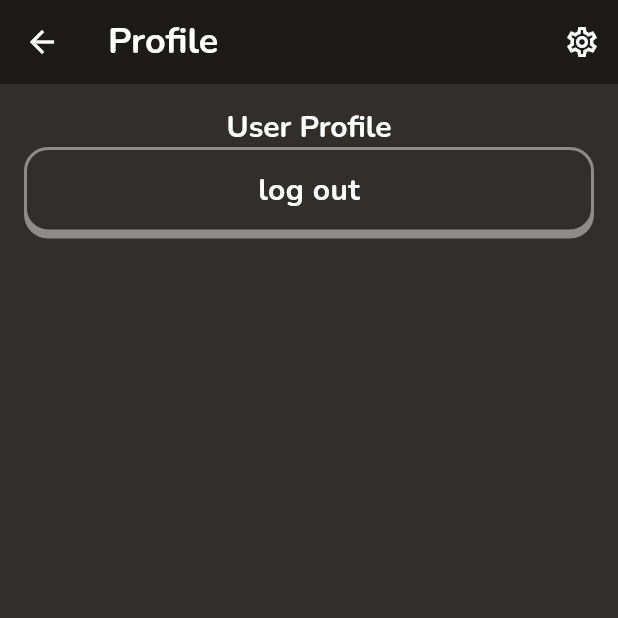
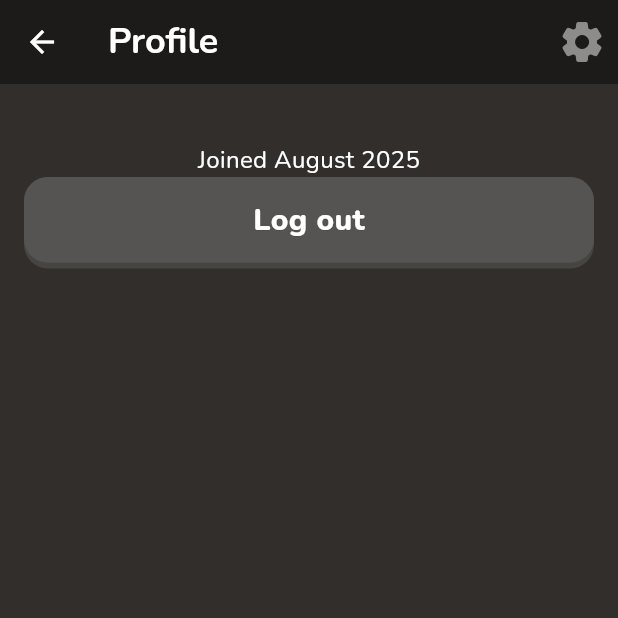
Before and after one commit to louisnfr/chesstrainer, a Flutter app: the ProfilePage screen opened directly, on a phone screen of 412 x 824 dp, the top half of it. Run offline on Flutter 3.47's test engine with Material 3 defaults, Android fonts, the phone set to English and light mode, and no system bars; our stand-ins replace cloud_firestore, fast_immutable_collections, firebase_auth, firebase_core, hooks_riverpod, material_symbols_icons and 1 more; missing offline and left inert: chessground, dartchess, gaimon; accounts and stored records are empty.

Commit message:
Add datetime to user & db

```diff
--- a/lib/modules/auth/providers/auth_providers.dart
+++ b/lib/modules/auth/providers/auth_providers.dart
@@ -61,7 +61,8 @@ class AuthNotifier extends AsyncNotifier<void> {
           uid: user.uid,
           email: user.email,
           displayName: user.email?.split('@').first ?? 'User',
-          isAnonymous: user.isAnonymous,
+          createdAt: DateTime.now(),
+          // isAnonymous: user.isAnonymous,
         );
 
         await ref.read(_userServiceProvider).createUser(userModel);
--- a/lib/modules/user/services/user_service.dart
+++ b/lib/modules/user/services/user_service.dart
@@ -5,10 +5,8 @@ class UserService {
   final FirebaseFirestore _firestore = FirebaseFirestore.instance;
 
   Future<void> createUser(UserModel user) async {
-    await _firestore.collection('users').doc(user.uid).set({
-      ...user.toMap(),
-      'createdAt': FieldValue.serverTimestamp(),
-    });
+    print('Creating user: ${user.createdAt}');
+    await _firestore.collection('users').doc(user.uid).set({...user.toMap()});
   }
 
   Future<UserModel?> getUser(String uid) async {
--- a/lib/pages/onboarding/onboarding_page.dart
+++ b/lib/pages/onboarding/onboarding_page.dart
@@ -68,12 +68,6 @@ class _OnboardingState extends State<Onboarding> {
                         if (context.mounted) {
                           Navigator.pop(context);
                         }
-
-                        // await ref
-                        //     .read(userNotifierProvider.notifier)
-                        //     .createUserProfile(
-                        //       displayName: _usernameController.text,
-                        //     );
                       },
                       child: const Text('Finish Onboarding'),
                     ),
--- a/lib/pages/profile/profile_page.dart
+++ b/lib/pages/profile/profile_page.dart
@@ -1,20 +1,33 @@
 import 'package:chesstrainer/modules/auth/providers/auth_providers.dart';
-import 'package:chesstrainer/ui/buttons/outline_button.dart';
+import 'package:chesstrainer/modules/user/providers/user_providers.dart';
+import 'package:chesstrainer/ui/buttons/secondary_button.dart';
 import 'package:chesstrainer/ui/layouts/page_layout.dart';
 import 'package:flutter/material.dart';
 import 'package:hooks_riverpod/hooks_riverpod.dart';
+import 'package:intl/intl.dart';
 
-class ProfilePage extends StatelessWidget {
+class ProfilePage extends ConsumerWidget {
   const ProfilePage({super.key});
 
   @override
-  Widget build(BuildContext context) {
+  Widget build(BuildContext context, WidgetRef ref) {
+    final theme = Theme.of(context);
+    final user = ref.watch(currentUserProvider);
+
+    final joinedDate = user?.createdAt != null
+        ? DateFormat('MMMM yyyy').format(user!.createdAt)
+        : 'Unknown';
+
     return Scaffold(
       appBar: AppBar(
         title: const Text('Profile'),
         actions: [
           IconButton(
-            icon: const Icon(Icons.settings_outlined),
+            icon: Icon(
+              Icons.settings_rounded,
+              color: theme.colorScheme.outline,
+              size: 32,
+            ),
             onPressed: () {},
           ),
         ],
@@ -22,20 +35,14 @@ class ProfilePage extends StatelessWidget {
       body: PageLayout(
         child: Column(
           children: [
-            Text(
-              'User Profile',
-              style: Theme.of(context).textTheme.headlineMedium,
-            ),
-            Consumer(
-              builder: (context, ref, child) {
-                return OutlineButton(
-                  onPressed: () {
-                    final auth = ref.read(authNotifierProvider.notifier);
-                    auth.signOut();
-                  },
-                  text: 'log out',
-                );
+            Text(user?.displayName ?? 'No user logged in'),
+            Text('Joined $joinedDate'),
+            SecondaryButton(
+              onPressed: () {
+                final auth = ref.read(authNotifierProvider.notifier);
+                auth.signOut();
               },
+              text: 'Log out',
             ),
           ],
         ),
--- a/pubspec.yaml
+++ b/pubspec.yaml
@@ -42,6 +42,7 @@ dependencies:
   gaimon: ^1.4.1
   google_sign_in: ^7.1.1
   hooks_riverpod: ^3.0.0-dev.16
+  intl: ^0.20.2
   material_symbols_icons: ^4.2815.1
   percent_indicator: ^4.2.5
   shared_preferences: ^2.5.3
```
Also changed, not shown: lib/modules/user/models/user.dart (+14 -6 lines), lib/modules/user/providers/user_providers.dart (+0 -28 lines), pubspec.lock.
